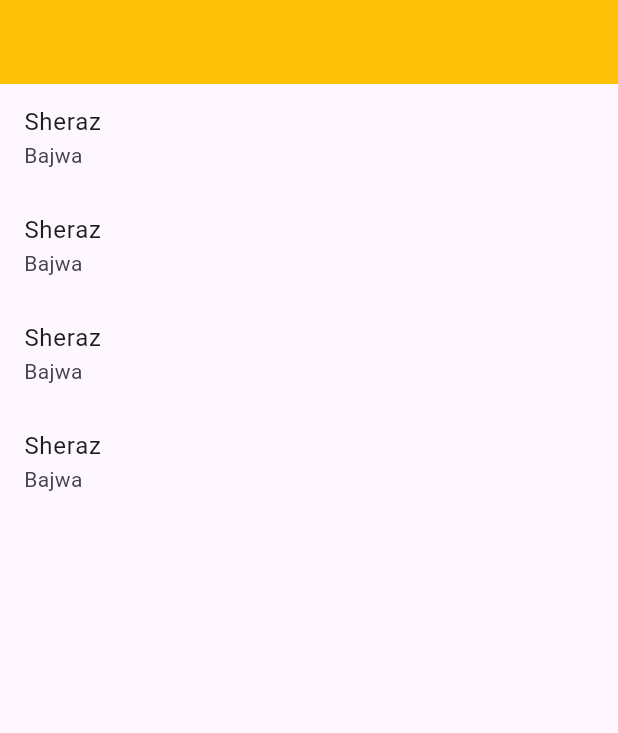
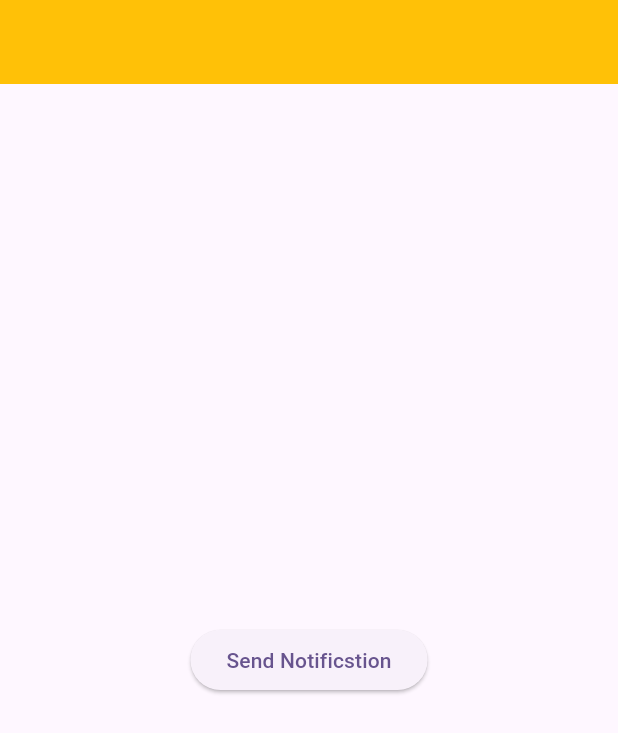
Before and after one commit to sheraz-bajwa/Firebase_Notification, a Flutter app: the screen it shows after launch, on a phone screen of 412 x 824 dp. Shown: the top 733 px of the screen. Run offline on Flutter 3.47's test engine with Material 3 defaults, Android fonts, the light colour scheme and no system bars; our stand-ins replace firebase_core, firebase_messaging, flutter_local_notifications; accounts and stored records are empty.

Commit message:
first commit

```diff
--- a/firebasenotifiation/lib/Screen/Landing.dart
+++ b/firebasenotifiation/lib/Screen/Landing.dart
@@ -1,5 +1,9 @@
+import 'dart:convert';
+// import 'dart:html';
+
 import 'package:firebasenotifiation/Services/services.dart';
 import 'package:flutter/material.dart';
+import 'package:http/http.dart' as http;
 
 class Landing extends StatefulWidget {
   const Landing({super.key});
@@ -30,14 +34,33 @@ class _LandingState extends State<Landing> {
       appBar: AppBar(
         backgroundColor: Colors.amber,
       ),
-      body: ListView.builder(
-          itemCount: 4,
-          itemBuilder: (context, index) {
-            return ListTile(
-              title: Text('Sheraz'),
-              subtitle: Text("Bajwa"),
-            );
-          }),
+      body: Center(
+        child: ElevatedButton(
+            onPressed: () {
+              notificationServices.getdeviceToken().then((value) async {
+                var data = {
+                  'to': value.toString(),
+                  'priority': 'high',
+                  'notification': {
+                    'title': 'Sheraz Bajwa',
+                    'body': 'Haan Bhai Aya Notification'
+                    // 'Authorization': ''daX1zJMWRF6qYNilVnhAcU:APA91bHZ28jvEhGKjkbgDbKvSlkD8NgPavWch8fg3x2Wj5YZgKqjFpgfEfBgWWC0YLJxn1sAQ3NHiHVuXuBRUt6nuAVH6rYYySm2g28JF1h0-t50Tb6SDV4iL65h2j5zTf8IGaPnx5nM
+                  },
+                  //to redirect to screen
+                  'data': {'type': 'msg', 'id': '12345'}
+                };
+                await http.post(
+                    Uri.parse('https://fcm.googleapis.com/fcm/send'),
+                    body: jsonEncode(data),
+                    headers: {
+                      'content-type': 'application/json; charset=UTF-8',
+                      'Authorization':
+                          'Key=AAAAr092sUw:APA91bGKilG-U7KNpEsbgnnM6h_Tsv2itK_L1IPQeCU0wqzEw0lnEDuxX3GbOBHkTFLWdMMVYQL8lIxvHzKEihRv9VQmU4i9zVhOCrtTSOP35EEKWbhiO6Yergsga1PNhM4Q5QN_IX3v'
+                    });
+              });
+            },
+            child: Text('Send Notificstion')),
+      ),
     );
   }
 }
--- a/firebasenotifiation/lib/Services/services.dart
+++ b/firebasenotifiation/lib/Services/services.dart
@@ -5,6 +5,7 @@ import 'package:firebasenotifiation/Screen/MessageScreen.dart';
 import 'package:flutter/foundation.dart';
 import 'package:flutter/material.dart';
 import 'package:flutter_local_notifications/flutter_local_notifications.dart';
+import 'package:http/http.dart' as http;
 
 class NotificationServices {
   FirebaseMessaging messaging = FirebaseMessaging.instance;
```
